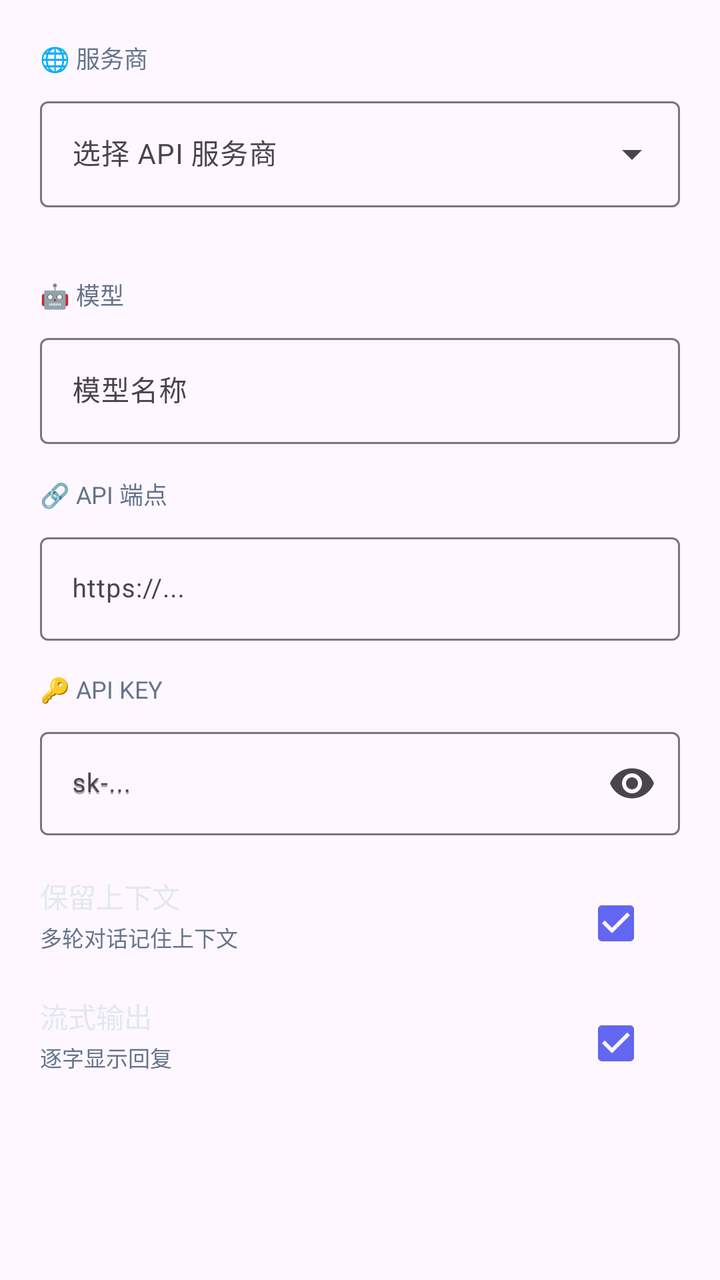
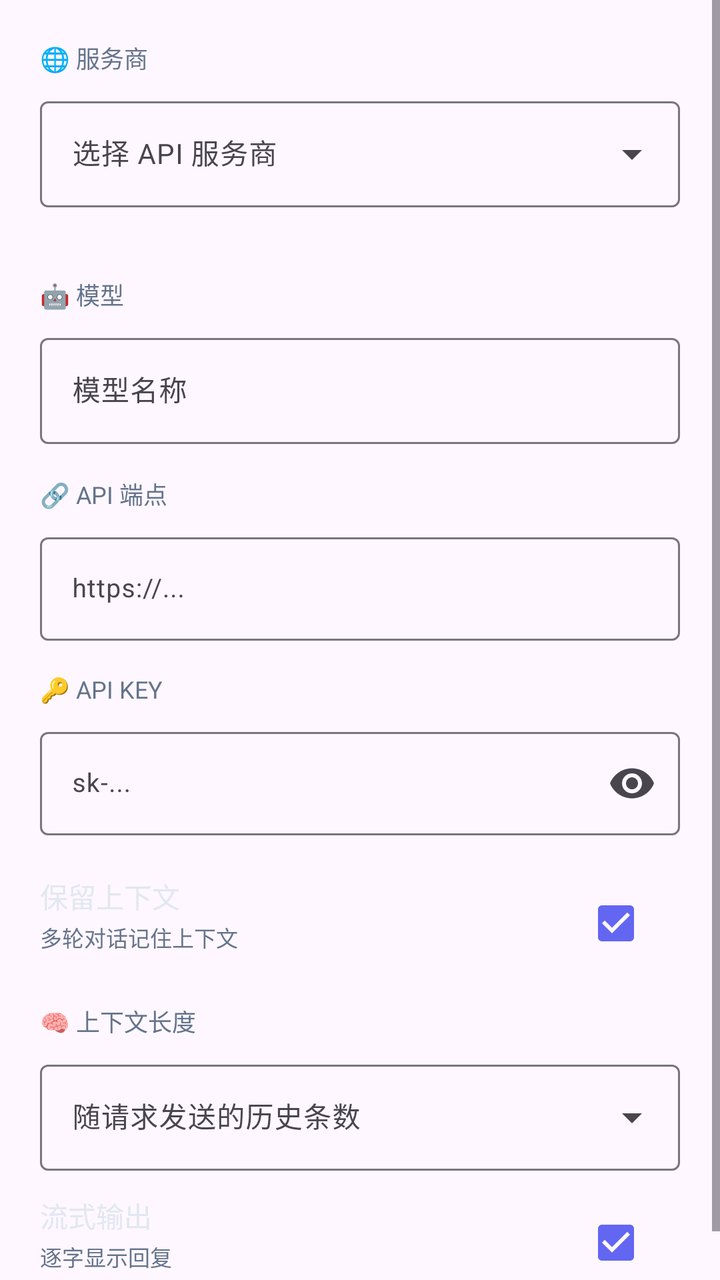

Screens rendered from an Android XML layout before and after an edit, with the pre-edit source and the edit as a unified diff.
<!-- AndroidManifest.xml: application theme Theme.ClawAgent -->
<!-- res/layout/dialog_settings.xml -->
<?xml version="1.0" encoding="utf-8"?>
<ScrollView xmlns:android="http://schemas.android.com/apk/res/android"
    xmlns:app="http://schemas.android.com/apk/res-auto"
    android:layout_width="match_parent"
    android:layout_height="wrap_content">

    <LinearLayout
        android:layout_width="match_parent"
        android:layout_height="wrap_content"
        android:orientation="vertical"
        android:padding="20dp">

        <TextView
            android:layout_width="wrap_content"
            android:layout_height="wrap_content"
            android:text="🌐 服务商"
            android:textColor="#64748b"
            android:textSize="12sp"
            android:textAllCaps="true"
            android:layout_marginBottom="8dp" />

        <com.google.android.material.textfield.TextInputLayout
            android:layout_width="match_parent"
            android:layout_height="wrap_content"
            android:hint="选择 API 服务商"
            style="@style/Widget.Material3.TextInputLayout.OutlinedBox.ExposedDropdownMenu">

            <AutoCompleteTextView
                android:id="@+id/providerDropdown"
                android:layout_width="match_parent"
                android:layout_height="wrap_content"
                android:inputType="none"
                android:textSize="14sp" />
        </com.google.android.material.textfield.TextInputLayout>

        <TextView
            android:id="@+id/providerHelp"
            android:layout_width="wrap_content"
            android:layout_height="wrap_content"
            android:text=""
            android:textColor="#94a3b8"
            android:textSize="11sp"
            android:layout_marginTop="4dp"
            android:autoLink="web" />

        <TextView
            android:layout_width="wrap_content"
            android:layout_height="wrap_content"
            android:text="🤖 模型"
            android:textColor="#64748b"
            android:textSize="12sp"
            android:textAllCaps="true"
            android:layout_marginTop="16dp"
            android:layout_marginBottom="8dp" />

        <com.google.android.material.textfield.TextInputLayout
            android:layout_width="match_parent"
            android:layout_height="wrap_content"
            android:hint="模型名称"
            style="@style/Widget.Material3.TextInputLayout.OutlinedBox">

            <com.google.android.material.textfield.TextInputEditText
                android:id="@+id/modelEdit"
                android:layout_width="match_parent"
                android:layout_height="wrap_content"
                android:text=""
                android:textSize="14sp" />
        </com.google.android.material.textfield.TextInputLayout>

        <TextView
            android:layout_width="wrap_content"
            android:layout_height="wrap_content"
            android:text="🔗 API 端点"
            android:textColor="#64748b"
            android:textSize="12sp"
            android:textAllCaps="true"
            android:layout_marginTop="16dp"
            android:layout_marginBottom="8dp" />

        <com.google.android.material.textfield.TextInputLayout
            android:layout_width="match_parent"
            android:layout_height="wrap_content"
            android:hint="https://..."
            style="@style/Widget.Material3.TextInputLayout.OutlinedBox">

            <com.google.android.material.textfield.TextInputEditText
                android:id="@+id/endpointEdit"
                android:layout_width="match_parent"
                android:layout_height="wrap_content"
                android:text=""
                android:textSize="13sp"
                android:inputType="textUri" />
        </com.google.android.material.textfield.TextInputLayout>

        <TextView
            android:layout_width="wrap_content"
            android:layout_height="wrap_content"
            android:text="🔑 API Key"
            android:textColor="#64748b"
            android:textSize="12sp"
            android:textAllCaps="true"
            android:layout_marginTop="16dp"
            android:layout_marginBottom="8dp" />

        <com.google.android.material.textfield.TextInputLayout
            android:id="@+id/apiKeyLayout"
            android:layout_width="match_parent"
            android:layout_height="wrap_content"
            android:hint="sk-..."
            style="@style/Widget.Material3.TextInputLayout.OutlinedBox"
            app:endIconMode="password_toggle">

            <com.google.android.material.textfield.TextInputEditText
                android:id="@+id/apiKeyEdit"
                android:layout_width="match_parent"
                android:layout_height="wrap_content"
                android:hint="sk-..."
                android:textSize="13sp"
                android:inputType="textPassword" />
        </com.google.android.material.textfield.TextInputLayout>

        <LinearLayout
            android:layout_width="match_parent"
            android:layout_height="wrap_content"
            android:orientation="horizontal"
            android:layout_marginTop="20dp">

            <LinearLayout
                android:layout_width="0dp"
                android:layout_height="wrap_content"
                android:layout_weight="1"
                android:orientation="vertical">

                <TextView
                    android:layout_width="wrap_content"
                    android:layout_height="wrap_content"
                    android:text="保留上下文"
                    android:textColor="#e2e8f0"
                    android:textSize="14sp" />

                <TextView
                    android:layout_width="wrap_content"
                    android:layout_height="wrap_content"
                    android:text="多轮对话记住上下文"
                    android:textColor="#64748b"
                    android:textSize="11sp"
                    android:layout_marginTop="2dp" />
            </LinearLayout>

            <CheckBox
                android:id="@+id/contextCheckbox"
                android:layout_width="wrap_content"
                android:layout_height="wrap_content"
                android:checked="true"
                android:textColor="#e2e8f0" />
        </LinearLayout>

        <LinearLayout
            android:layout_width="match_parent"
            android:layout_height="wrap_content"
            android:orientation="horizontal"
            android:layout_marginTop="12dp">

            <LinearLayout
                android:layout_width="0dp"
                android:layout_height="wrap_content"
                android:layout_weight="1"
                android:orientation="vertical">

                <TextView
                    android:layout_width="wrap_content"
                    android:layout_height="wrap_content"
                    android:text="流式输出"
                    android:textColor="#e2e8f0"
                    android:textSize="14sp" />

                <TextView
                    android:layout_width="wrap_content"
                    android:layout_height="wrap_content"
                    android:text="逐字显示回复"
                    android:textColor="#64748b"
                    android:textSize="11sp"
                    android:layout_marginTop="2dp" />
            </LinearLayout>

            <CheckBox
                android:id="@+id/streamCheckbox"
                android:layout_width="wrap_content"
                android:layout_height="wrap_content"
                android:checked="true"
                android:textColor="#e2e8f0" />
        </LinearLayout>

    </LinearLayout>
</ScrollView>
<!-- resources referenced by this layout -->
<resources>
  <style name="Theme.ClawAgent" parent="Theme.Material3.DayNight.NoActionBar">
          <item name="colorPrimary">@color/accent</item>
          <item name="colorPrimaryContainer">@color/bg2</item>
          <item name="android:statusBarColor">@color/bg</item>
          <item name="android:navigationBarColor">@color/bg</item>
          <item name="android:windowLightStatusBar" tools:targetApi="m">false</item>
      </style>
  <color name="accent">#6366f1</color>
  <color name="bg2">#1a1d27</color>
  <color name="bg">#0f1117</color>
</resources>

<!-- the commit's change to res/layout/dialog_settings.xml (unified diff, before → after) -->
@@ -114,7 +114,6 @@
                 android:id="@+id/apiKeyEdit"
                 android:layout_width="match_parent"
                 android:layout_height="wrap_content"
-                android:hint="sk-..."
                 android:textSize="13sp"
                 android:inputType="textPassword" />
         </com.google.android.material.textfield.TextInputLayout>
@@ -155,6 +154,30 @@
                 android:textColor="#e2e8f0" />
         </LinearLayout>
 
+        <TextView
+            android:layout_width="wrap_content"
+            android:layout_height="wrap_content"
+            android:text="🧠 上下文长度"
+            android:textColor="#64748b"
+            android:textSize="12sp"
+            android:textAllCaps="true"
+            android:layout_marginTop="16dp"
+            android:layout_marginBottom="8dp" />
+
+        <com.google.android.material.textfield.TextInputLayout
+            android:layout_width="match_parent"
+            android:layout_height="wrap_content"
+            android:hint="随请求发送的历史条数"
+            style="@style/Widget.Material3.TextInputLayout.OutlinedBox.ExposedDropdownMenu">
+
+            <AutoCompleteTextView
+                android:id="@+id/contextLimitDropdown"
+                android:layout_width="match_parent"
+                android:layout_height="wrap_content"
+                android:inputType="none"
+                android:textSize="14sp" />
+        </com.google.android.material.textfield.TextInputLayout>
+
         <LinearLayout
             android:layout_width="match_parent"
             android:layout_height="wrap_content"
